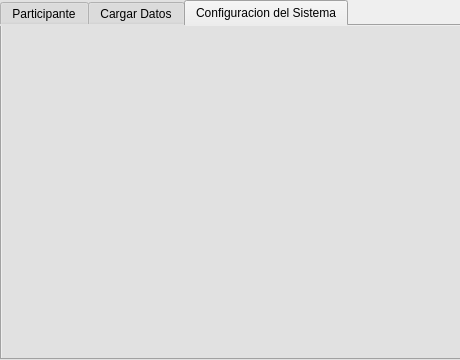
First picture: the form in ConfigWindow.ui, repository BLAK3D/Servicio_Comunitario, before the edit.
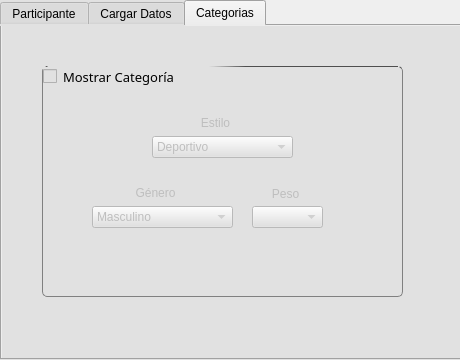
Second picture: the form after the edit. The open tabs and pages were chosen to show the change. Icons and pictures are not drawn.

What changed in the file:
```diff
--- a/ConfigWindow.ui
+++ b/ConfigWindow.ui
@@ -722,8 +722,168 @@
     </widget>
     <widget class="QWidget" name="tab_2">
      <attribute name="title">
-      <string>Configuracion del Sistema</string>
+      <string>Categorias</string>
      </attribute>
+     <widget class="QGroupBox" name="mostrar_cat">
+      <property name="enabled">
+       <bool>true</bool>
+      </property>
+      <property name="geometry">
+       <rect>
+        <x>40</x>
+        <y>40</y>
+        <width>361</width>
+        <height>231</height>
+       </rect>
+      </property>
+      <property name="baseSize">
+       <size>
+        <width>0</width>
+        <height>0</height>
+       </size>
+      </property>
+      <property name="font">
+       <font>
+        <family>Rockwell</family>
+        <pointsize>10</pointsize>
+        <weight>50</weight>
+        <bold>false</bold>
+       </font>
+      </property>
+      <property name="tabletTracking">
+       <bool>false</bool>
+      </property>
+      <property name="focusPolicy">
+       <enum>Qt::NoFocus</enum>
+      </property>
+      <property name="contextMenuPolicy">
+       <enum>Qt::DefaultContextMenu</enum>
+      </property>
+      <property name="acceptDrops">
+       <bool>false</bool>
+      </property>
+      <property name="autoFillBackground">
+       <bool>false</bool>
+      </property>
+      <property name="styleSheet">
+       <string notr="true">QGroupBox {
+        border: 1px solid gray;
+        border-top: 1px solid qconicalgradient(cx:0.50, cy:0.73, angle:200, stop:0.65 rgba(79, 79, 79, 255), stop:0.72 rgba(52, 52, 52, 0));
+		border-radius: 5px;
+ }
+</string>
+      </property>
+      <property name="title">
+       <string>Mostrar Categoría</string>
+      </property>
+      <property name="flat">
+       <bool>false</bool>
+      </property>
+      <property name="checkable">
+       <bool>true</bool>
+      </property>
+      <property name="checked">
+       <bool>false</bool>
+      </property>
+      <widget class="QComboBox" name="cat_peso">
+       <property name="geometry">
+        <rect>
+         <x>210</x>
+         <y>140</y>
+         <width>71</width>
+         <height>22</height>
+        </rect>
+       </property>
+      </widget>
+      <widget class="QComboBox" name="cat_genero">
+       <property name="geometry">
+        <rect>
+         <x>50</x>
+         <y>140</y>
+         <width>141</width>
+         <height>22</height>
+        </rect>
+       </property>
+       <item>
+        <property name="text">
+         <string>Masculino</string>
+        </property>
+       </item>
+       <item>
+        <property name="text">
+         <string>Femenino</string>
+        </property>
+       </item>
+      </widget>
+      <widget class="QComboBox" name="cat_estilo">
+       <property name="geometry">
+        <rect>
+         <x>110</x>
+         <y>70</y>
+         <width>141</width>
+         <height>22</height>
+        </rect>
+       </property>
+       <item>
+        <property name="text">
+         <string>Deportivo</string>
+        </property>
+       </item>
+       <item>
+        <property name="text">
+         <string>Combat</string>
+        </property>
+       </item>
+      </widget>
+      <widget class="QLabel" name="label_11">
+       <property name="geometry">
+        <rect>
+         <x>150</x>
+         <y>50</y>
+         <width>47</width>
+         <height>13</height>
+        </rect>
+       </property>
+       <property name="text">
+        <string>Estilo</string>
+       </property>
+       <property name="alignment">
+        <set>Qt::AlignCenter</set>
+       </property>
+      </widget>
+      <widget class="QLabel" name="label_12">
+       <property name="geometry">
+        <rect>
+         <x>90</x>
+         <y>120</y>
+         <width>47</width>
+         <height>13</height>
+        </rect>
+       </property>
+       <property name="text">
+        <string>Género</string>
+       </property>
+       <property name="alignment">
+        <set>Qt::AlignCenter</set>
+       </property>
+      </widget>
+      <widget class="QLabel" name="label_13">
+       <property name="geometry">
+        <rect>
+         <x>220</x>
+         <y>120</y>
+         <width>47</width>
+         <height>16</height>
+        </rect>
+       </property>
+       <property name="text">
+        <string>Peso</string>
+       </property>
+       <property name="alignment">
+        <set>Qt::AlignCenter</set>
+       </property>
+      </widget>
+     </widget>
     </widget>
    </widget>
   </widget>
```
Left out of the diff: 21 changed lines with no effect on the pictures.
